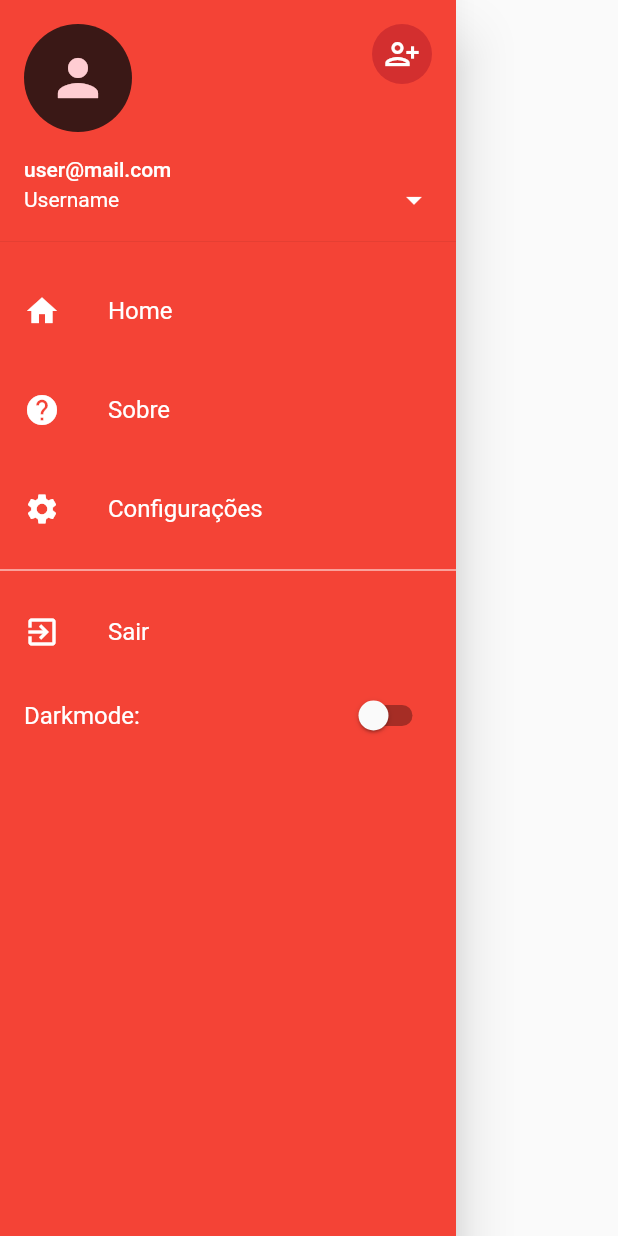
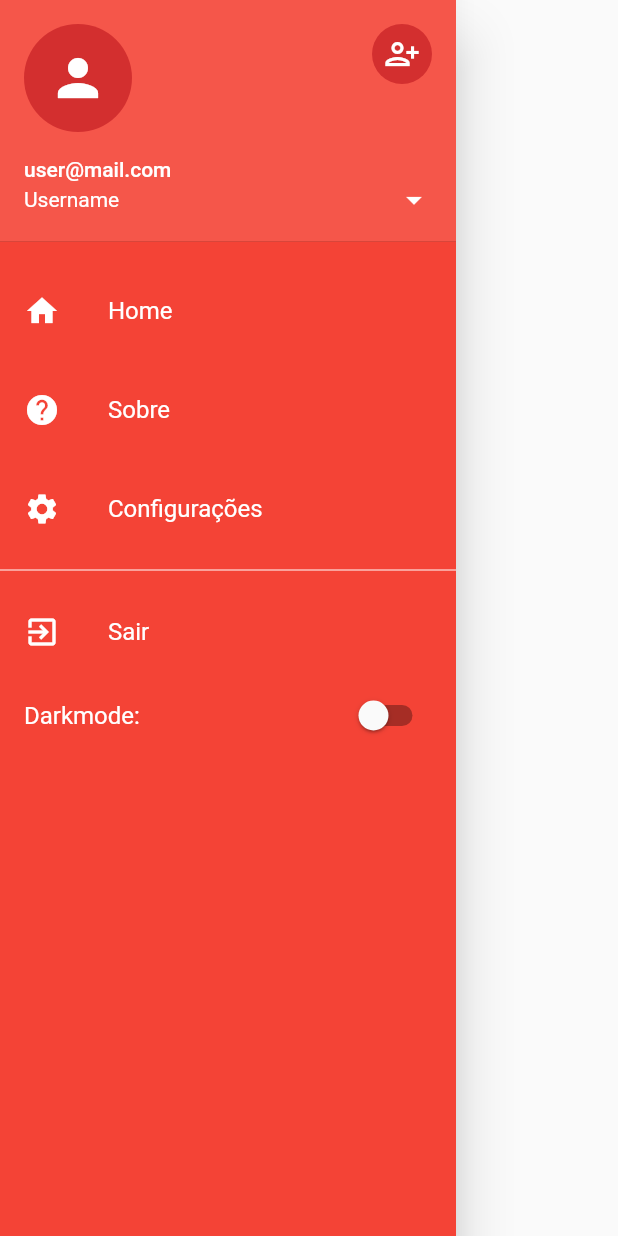
Before and after one commit to luizfelipetorres/flutter-simple-tasklist, a Flutter app: the NavigationDrawer widget shown alone on an empty page, opened directly, on a phone screen of 412 x 824 dp. Run offline on Flutter 3.47's test engine with Material 2 defaults, Android fonts, the phone set to English and light mode, and no system bars.

Commit message:
Mudanças no path e melhoria no visual do app

```diff
--- a/lib/widgets/navigation_drawer.dart
+++ b/lib/widgets/navigation_drawer.dart
@@ -16,7 +16,10 @@ class _NavigationDrawerState extends State<NavigationDrawer> {
   get name => "Username";
   get email => "user@mail.com";
   get img => "";
-  get textColor => Colors.white;
+  get textColor => AppController.instance.appColor == Colors.yellow &&
+          AppController.instance.isDarkMode == false
+      ? Colors.black87
+      : Colors.white;
   get hoverColor => Color.fromARGB(69, 255, 255, 255);
 
   @override
@@ -45,7 +48,7 @@ class _NavigationDrawerState extends State<NavigationDrawer> {
                 icon: Icons.settings,
                 onClick: () => selectedItem(context, 2)),
             const SizedBox(height: 5),
-            Divider(color: Colors.white),
+            Divider(color: textColor),
             const SizedBox(height: 5),
             buildMenuItem(
                 text: "Sair",
@@ -110,13 +113,14 @@ class _NavigationDrawerState extends State<NavigationDrawer> {
 
   ///Constroi o header com informações do usuário
   buildHeader(
-      {required String name, required String email, required String img}) {
-    return UserAccountsDrawerHeader(
+          {required String name, required String email, required String img}) =>
+      UserAccountsDrawerHeader(
+        decoration: BoxDecoration(color: Colors.white10),
+        arrowColor: textColor,
         accountEmail: Text(name),
         accountName: Text(email),
         currentAccountPicture: CircleAvatar(
           radius: 30,
-        backgroundColor: Color.fromARGB(206, 14, 14, 14),
           child: Icon(
             Icons.person,
             size: 40,
@@ -128,4 +132,3 @@ class _NavigationDrawerState extends State<NavigationDrawer> {
         ],
       );
 }
-}
```
Lines whose indentation alone changed are shown as unchanged.
